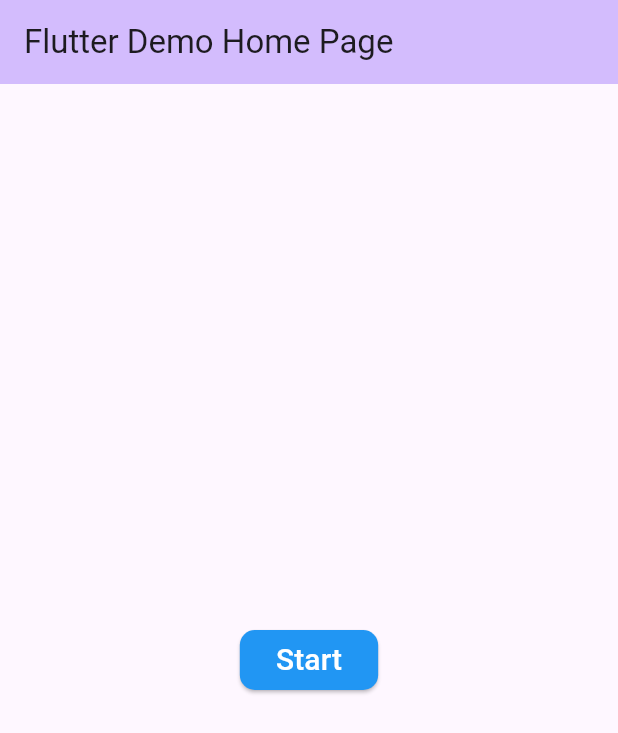
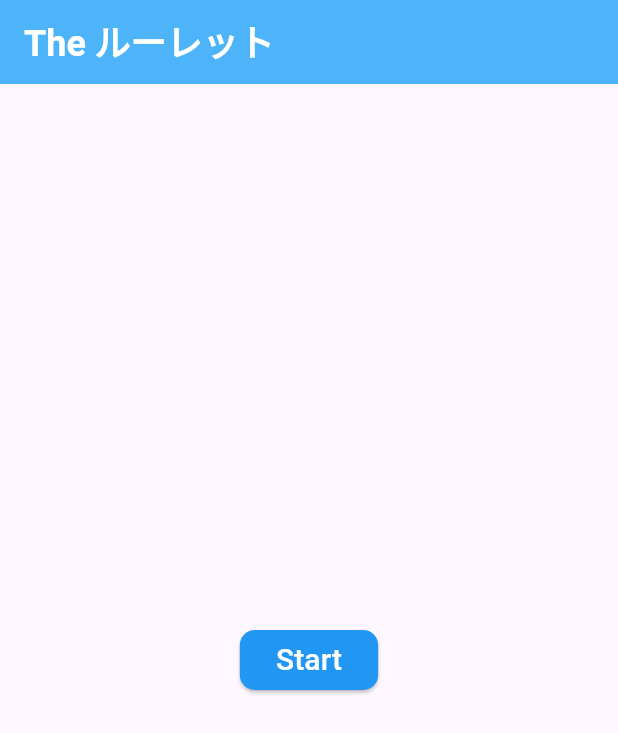
Before and after one commit to iamhrck/the_roulette_app, a Flutter app: the screen it shows after launch, on a phone screen of 412 x 824 dp. Shown: the top 733 px of the screen. Run offline on Flutter 3.47's test engine with Material 3 defaults, Android fonts, the phone set to English and light mode, and no system bars.

Commit message:
split AppBar from template and modulize

```diff
--- /dev/null
+++ b/lib/presentation/components/app_bar.dart
@@ -0,0 +1,23 @@
+import 'package:flutter/material.dart';
+import 'package:the_roulette_app/shared/constants/app_colors.dart';
+import 'package:the_roulette_app/shared/constants/app_text_style.dart';
+
+class CustomAppBar extends StatelessWidget implements PreferredSizeWidget {
+  const CustomAppBar({super.key, required this.title});
+
+  final String title;
+
+  @override
+  Widget build(BuildContext context) {
+    return AppBar(
+      backgroundColor: AppColors.blue,
+      iconTheme: const IconThemeData(color: AppColors.white),
+      actionsIconTheme: const IconThemeData(color: AppColors.white),
+      title: Text(title,
+          style: AppTextStyle.headline3.copyWith(color: AppColors.white)),
+    );
+  }
+
+  @override
+  Size get preferredSize => const Size.fromHeight(kToolbarHeight);
+}
--- a/lib/presentation/my_app.dart
+++ b/lib/presentation/my_app.dart
@@ -1,4 +1,6 @@
 import 'package:flutter/material.dart';
+import 'package:the_roulette_app/presentation/components/app_bar.dart';
+import 'package:the_roulette_app/shared/constants/strings.dart';
 import 'package:the_roulette_app/shared/router/app_router.dart';
 
 class MyApp extends StatelessWidget {
@@ -24,10 +26,7 @@ class MyHomePage extends StatelessWidget {
   @override
   Widget build(BuildContext context) {
     return Scaffold(
-      appBar: AppBar(
-        backgroundColor: Theme.of(context).colorScheme.inversePrimary,
-        title: const Text('Flutter Demo Home Page'),
-      ),
+      appBar: const CustomAppBar(title: Strings.appTitle),
       body: Container(
         alignment: Alignment.center,
         child: Column(
--- a/lib/presentation/screen/roulette/roulette_screem.dart
+++ b/lib/presentation/screen/roulette/roulette_screem.dart
@@ -1,4 +1,6 @@
 import 'package:flutter/material.dart';
+import 'package:the_roulette_app/presentation/components/app_bar.dart';
+import 'package:the_roulette_app/shared/constants/strings.dart';
 
 class RouletteScreen extends StatelessWidget {
   const RouletteScreen({super.key});
@@ -6,10 +8,7 @@ class RouletteScreen extends StatelessWidget {
   @override
   Widget build(BuildContext context) {
     return Scaffold(
-        appBar: AppBar(
-          backgroundColor: Theme.of(context).colorScheme.inversePrimary,
-          title: const Text('RouletteScreen'),
-        ),
+        appBar: const CustomAppBar(title: Strings.appTitle),
         body: Container(
             alignment: Alignment.center, child: const Text('RouletteScreen')));
   }
```
Also changed, not shown: 1 other file.
